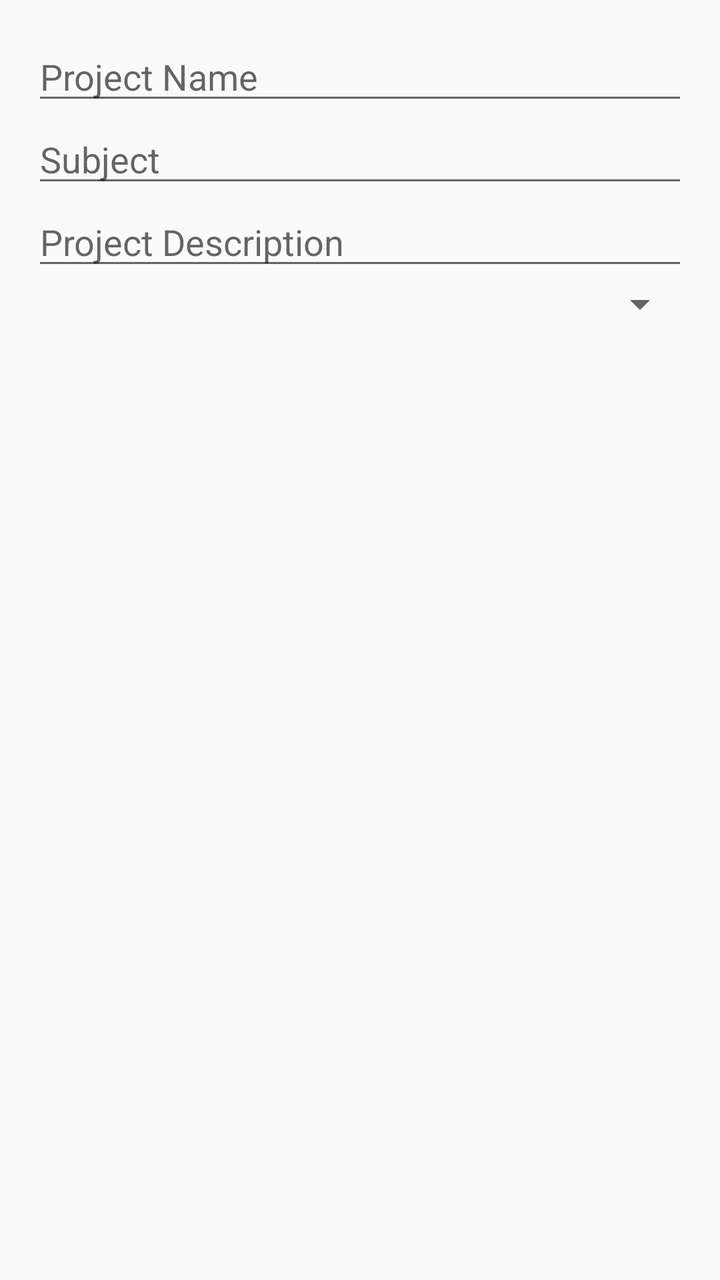
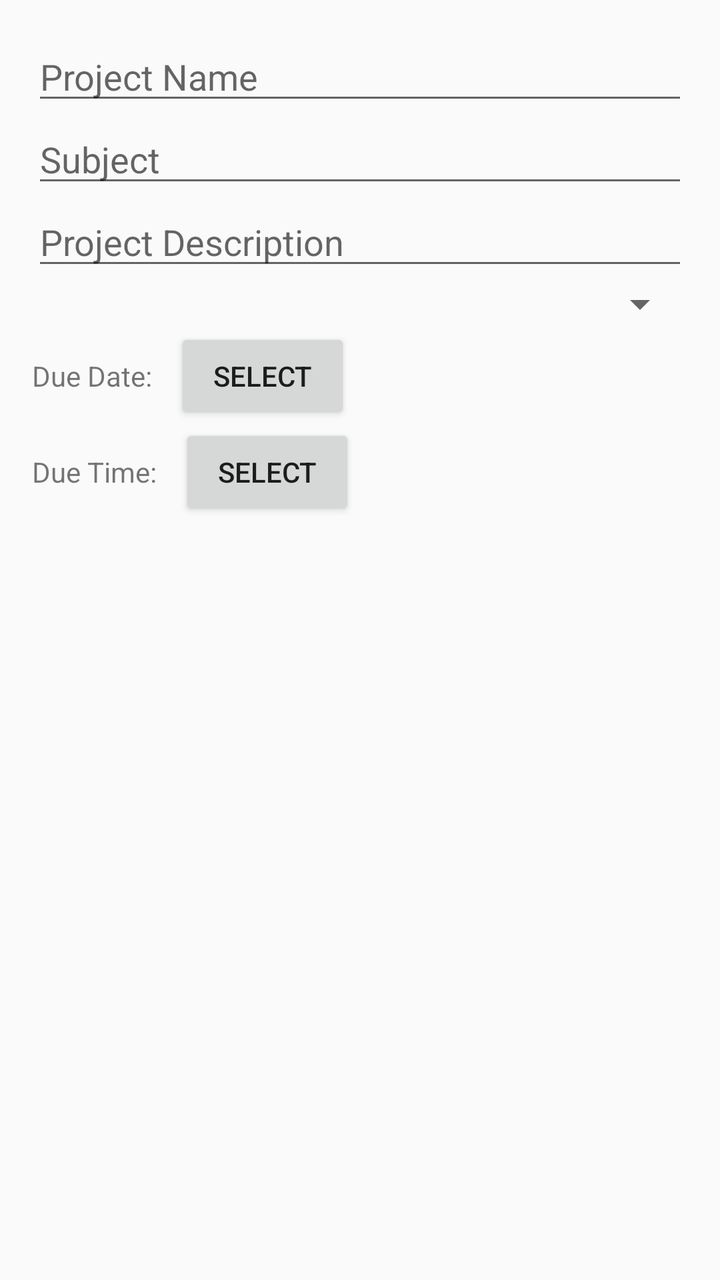

Two renders of the same Android screen: before a commit and after it. Below are the layout's source before the change and the commit's diff.
<!-- AndroidManifest.xml: application theme Theme.Design.Light.NoActionBar -->
<!-- res/layout/dialog_create_project.xml -->
<?xml version="1.0" encoding="utf-8"?>
<LinearLayout xmlns:android="http://schemas.android.com/apk/res/android"
    android:layout_width="match_parent"
    android:layout_height="wrap_content"
    android:orientation="vertical"
    android:padding="16dp">

    <EditText
        android:id="@+id/projectNameInput"
        android:layout_width="match_parent"
        android:layout_height="wrap_content"
        android:hint="Project Name"/>

    <EditText
        android:id="@+id/subjectInput"
        android:layout_width="match_parent"
        android:layout_height="wrap_content"
        android:hint="Subject"/>

    <EditText
        android:id="@+id/projectDescriptionInput"
        android:layout_width="match_parent"
        android:layout_height="wrap_content"
        android:hint="Project Description" />

    <Spinner
        android:id="@+id/statusSpinner"
        android:layout_width="match_parent"
        android:layout_height="wrap_content"/>

</LinearLayout>
<!-- resources referenced by this layout -->
<resources>

</resources>

<!-- the commit's change to res/layout/dialog_create_project.xml (unified diff, before → after) -->
@@ -28,4 +28,40 @@
         android:layout_width="match_parent"
         android:layout_height="wrap_content"/>
 
+    <LinearLayout
+        android:layout_width="match_parent"
+        android:layout_height="wrap_content"
+        android:orientation="horizontal">
+
+        <TextView
+            android:layout_width="wrap_content"
+            android:layout_height="wrap_content"
+            android:text="Due Date: "
+            android:layout_marginEnd="8dp"/>
+
+        <Button
+            android:id="@+id/dueDateButton"
+            android:layout_width="wrap_content"
+            android:layout_height="wrap_content"
+            android:text="Select" />
+    </LinearLayout>
+
+    <LinearLayout
+        android:layout_width="match_parent"
+        android:layout_height="wrap_content"
+        android:orientation="horizontal">
+
+        <TextView
+            android:layout_width="wrap_content"
+            android:layout_height="wrap_content"
+            android:text="Due Time: "
+            android:layout_marginEnd="8dp"/>
+
+        <Button
+            android:id="@+id/dueTimeButton"
+            android:layout_width="wrap_content"
+            android:layout_height="wrap_content"
+            android:text="Select" />
+    </LinearLayout>
+
 </LinearLayout>
